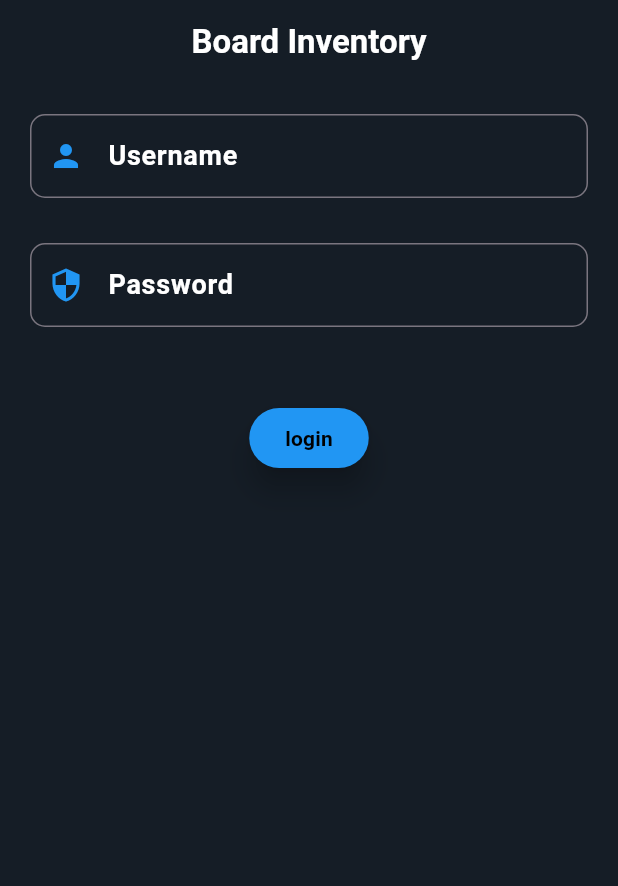
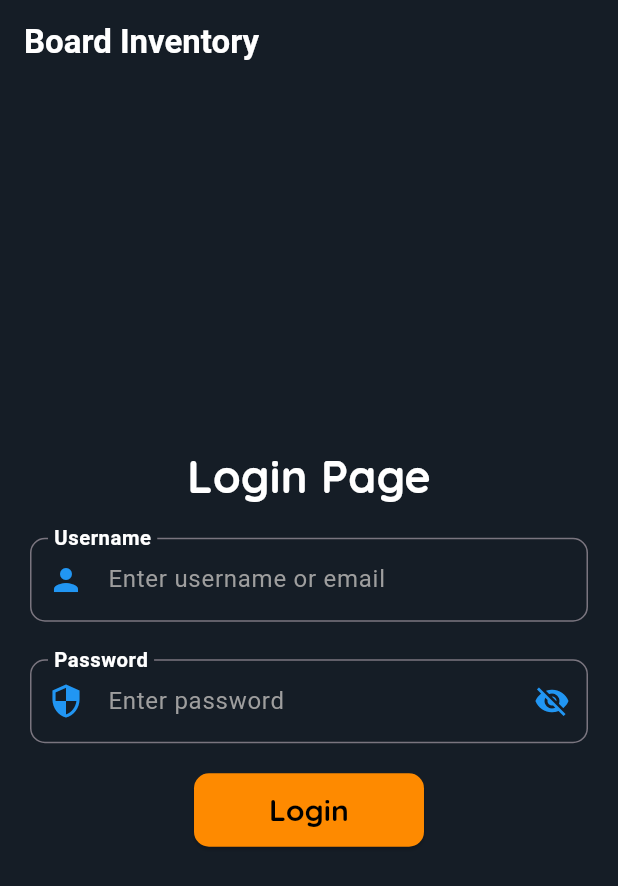
Before and after one commit to Biniam-Birhane/Inventory, a Flutter app: the screen it shows after launch, on a phone screen of 412 x 824 dp. Shown: the top 886 px of the screen. Run offline on Flutter 3.47's test engine with Material 3 defaults, Android fonts, the phone set to English and light mode, and no system bars; our stand-ins replace bloc, cloud_firestore, dartz, equatable, firebase_auth, firebase_core and 4 more; missing offline and left inert: open_document; accounts and stored records are empty.

Commit message:
password field

```diff
--- a/lib/login/presentation/bloc/login_bloc.dart
+++ b/lib/login/presentation/bloc/login_bloc.dart
@@ -30,7 +30,7 @@ class LoginBloc extends Bloc<LoginEvent, LoginState> {
       print(failure);
       emit(state.copyWith(
           loginStatus: FormzSubmissionStatus.failure,
-          errorMessage: "Invalid user credentials"));
+          errorMessage: "Incorect username or password "));
     },
         (token) => emit(state.copyWith(
             loginStatus: FormzSubmissionStatus.success,
--- a/lib/login/presentation/pages/login_page.dart
+++ b/lib/login/presentation/pages/login_page.dart
@@ -3,9 +3,17 @@ import 'package:flutter_bloc/flutter_bloc.dart';
 import 'package:formz/formz.dart';
 import 'package:simple_inventory/dashboard/dashbord.dart';
 import 'package:simple_inventory/login/presentation/bloc/login_bloc.dart';
+import 'package:simple_inventory/login/presentation/widgets/password_field.dart';
 
-class LoginPage extends StatelessWidget {
+class LoginPage extends StatefulWidget {
   const LoginPage({super.key});
+
+  @override
+  State<LoginPage> createState() => _LoginPageState();
+}
+
+class _LoginPageState extends State<LoginPage> {
+  bool obsecure = true;
   @override
   Widget build(BuildContext context) {
     return Scaffold(
@@ -16,14 +24,11 @@ class LoginPage extends StatelessWidget {
               textAlign: TextAlign.center,
               style:
                   TextStyle(fontWeight: FontWeight.bold, color: Colors.white)),
-          centerTitle: true,
         ),
-        body: Container(
-          child: loginBox(context),
-        ));
+        body: Center(child: loginBox()));
   }
 
-  Material loginBox(BuildContext context) {
+  Material loginBox() {
     TextEditingController username = TextEditingController();
     TextEditingController password = TextEditingController();
     return Material(
@@ -51,6 +56,12 @@ class LoginPage extends StatelessWidget {
                 mainAxisAlignment: MainAxisAlignment.center,
                 //
                 children: [
+                  const Text("Login Page",
+                      style: TextStyle(
+                          color: Colors.white,
+                          fontFamily: "Quicksand",
+                          fontSize: 30,
+                          fontWeight: FontWeight.bold)),
                   Container(
                     padding: const EdgeInsets.all(20),
                     decoration: const BoxDecoration(
@@ -64,8 +75,8 @@ class LoginPage extends StatelessWidget {
                           decoration: InputDecoration(
                             prefixIcon:
                                 const Icon(Icons.person, color: Colors.blue),
-                              labelText: 'Username',
-                              hintText: "username or email",
+                            labelText: "Username",
+                            hintText: "Enter username or email",
                             hintStyle: const TextStyle(color: Colors.grey),
                             labelStyle: const TextStyle(
                                 color: Colors.white,
@@ -77,50 +88,50 @@ class LoginPage extends StatelessWidget {
                                 color: Colors.grey.withOpacity(0.5),
                                 width: 1.5,
                               ),
-                              )),
+                            ),
+                            focusedBorder: OutlineInputBorder(
+                              borderSide: const BorderSide(
+                                  color: Colors.green, width: 2),
+                              borderRadius: BorderRadius.circular(10.0),
+                            ),
+                            floatingLabelBehavior: FloatingLabelBehavior.always,
+                          ),
                         ),
                         const SizedBox(
-                          height: 30,
+                          height: 25,
                         ),
-                        TextFormField(
+                        PasswordFormField(
                           controller: password,
-                          style: const TextStyle(color: Colors.white),
-                          obscureText: true,
-                          decoration: InputDecoration(
-                              prefixIcon: const Icon(Icons.security,
-                                  color: Colors.blue),
-                              labelText: 'Password',
-                              hintText: "Enter username",
-                              hintStyle: const TextStyle(color: Colors.grey),
-                              labelStyle: const TextStyle(
-                                  color: Colors.white,
-                                  fontSize: 18,
-                                  fontWeight: FontWeight.bold),
-                              border: OutlineInputBorder(
-                                borderRadius: BorderRadius.circular(10.0),
-                                borderSide: BorderSide(
-                                  color: Colors.grey.withOpacity(0.5),
-                                  width: 1.5,
-                                ),
-                              )),
+                          obscure: obsecure,
                         ),
                         const SizedBox(
-                          height: 50,
+                          height: 20,
                         ),
                         ElevatedButton(
-                            style: ElevatedButton.styleFrom(
-                              backgroundColor: Colors.blue,
-                              elevation: 8.0,
-                            ),
                           onPressed: () {
                             context.read<LoginBloc>().add(LoginRequestedEvent(
                                 username: username.text,
                                 password: password.text));
                           },
-                            child: const Text('login',
+                          style: ElevatedButton.styleFrom(
+
+                              backgroundColor: const Color(0xFFFE8A00),
+                              padding: const EdgeInsetsDirectional.symmetric(
+                                vertical: 10,
+                                horizontal: 50,
+                              ),
+                              shape: RoundedRectangleBorder(
+                                  borderRadius: BorderRadius.circular(10))),
+                          child: const Text(
+                            "Login",
                             style: TextStyle(
+                              fontFamily: "Quicksand",
+                              fontSize: 20,
+                              fontWeight: FontWeight.bold,
                               color: Colors.black,
-                                    fontWeight: FontWeight.bold))),
+                            ),
+                          ),
+                        ),
                       ],
                     ),
                   ),
--- /dev/null
+++ b/lib/login/presentation/widgets/password_field.dart
@@ -0,0 +1,63 @@
+import "package:flutter/material.dart";
+
+class PasswordFormField extends StatefulWidget {
+  final TextEditingController controller;
+   bool obscure;
+
+   PasswordFormField({
+    Key? key,
+    required this.controller,
+    required this.obscure,
+  }) : super(key: key);
+
+  @override
+  _PasswordFormFieldState createState() => _PasswordFormFieldState();
+}
+
+class _PasswordFormFieldState extends State<PasswordFormField> {
+  @override
+  Widget build(BuildContext context) {
+    return TextFormField(
+      controller: widget.controller,
+      style: const TextStyle(color: Colors.white),
+      obscureText: widget.obscure,
+      decoration: InputDecoration(
+        prefixIcon: const Icon(Icons.security, color: Colors.blue),
+        suffixIcon: IconButton(
+          onPressed: () {
+            setState(() {
+              widget.obscure = !widget.obscure;
+            });
+          },
+          icon: Icon(
+            widget.obscure ? Icons.visibility_off : Icons.visibility,
+            color: Colors.blue,
+          ),
+        ),
+        labelText: 'Password',
+        hintText: "Enter password",
+        hintStyle: const TextStyle(color: Colors.grey),
+        labelStyle: const TextStyle(
+          color: Colors.white,
+          fontSize: 18,
+          fontWeight: FontWeight.bold,
+        ),
+        border: OutlineInputBorder(
+          borderRadius: BorderRadius.circular(10.0),
+          borderSide: BorderSide(
+            color: Colors.grey.withOpacity(0.5),
+            width: 1.5,
+          ),
+        ),
+        focusedBorder: OutlineInputBorder(
+          borderSide: const BorderSide(color: Colors.green, width: 2),
+          borderRadius: BorderRadius.circular(10.0),
+        ),
+        floatingLabelBehavior: FloatingLabelBehavior.always,
+      ),
+    );
+  }
+}
+
+// Usage in LoginPage
+// Replace the TextFormField for the password with PasswordFormField
```
Also changed, not shown: lib/products/presentation/pages/products.dart (+7 -9 lines), lib/reports/presentation/pages/report.dart (+116 -110 lines). Lines whose indentation alone changed are shown as unchanged.
